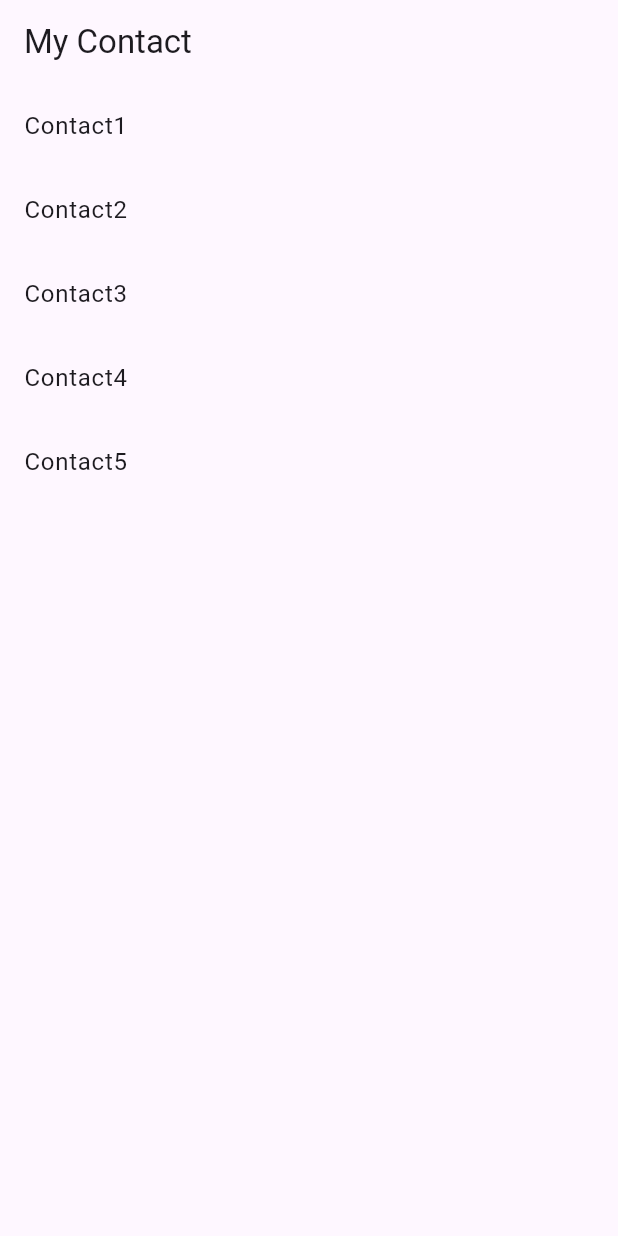
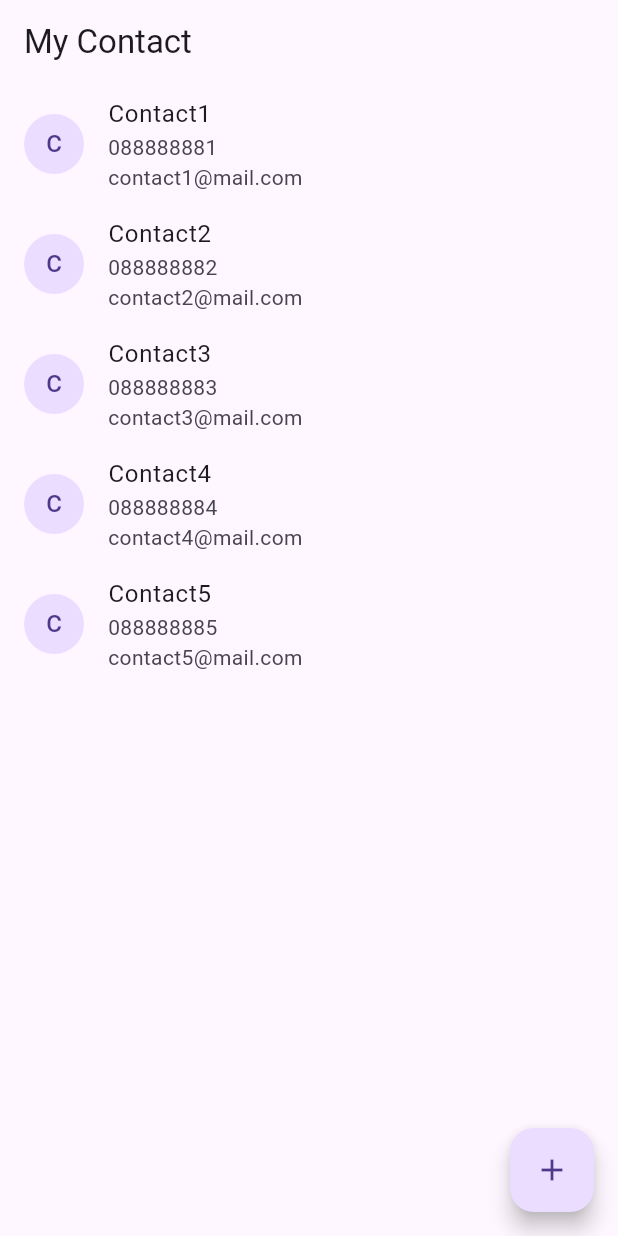
Before and after one commit to Jasonnnnnnnnnnnnnnnnn/my_contact, a Flutter app: the screen it shows after launch, on a phone screen of 412 x 824 dp. Run offline on Flutter 3.47's test engine with Material 3 defaults, Android fonts, the phone set to English and light mode, and no system bars.

Commit message:
set subtitle with crossAxisAlignment

```diff
--- a/lib/contact_widget.dart
+++ b/lib/contact_widget.dart
@@ -46,9 +46,24 @@ class _ContactWidgetState extends State<ContactWidget> {
         itemBuilder: (context, index) {
           return ListTile(
             title: Text(contacts[index].name),
+            leading: CircleAvatar(
+              child: Text(contacts[index].name[0]),
+            ),
+            subtitle: Column(
+              crossAxisAlignment: CrossAxisAlignment.start,
+              children: [
+                Text(contacts[index].phone),
+                Text(contacts[index].email)
+              ],
+            ),
           );
         },
         itemCount: contacts.length,
-        ));
+      ),
+      floatingActionButton: FloatingActionButton(
+        child: Icon(Icons.add),
+        onPressed: () {},
+      ),
+    );
   }
 }
```
Lines whose indentation alone changed are shown as unchanged.
